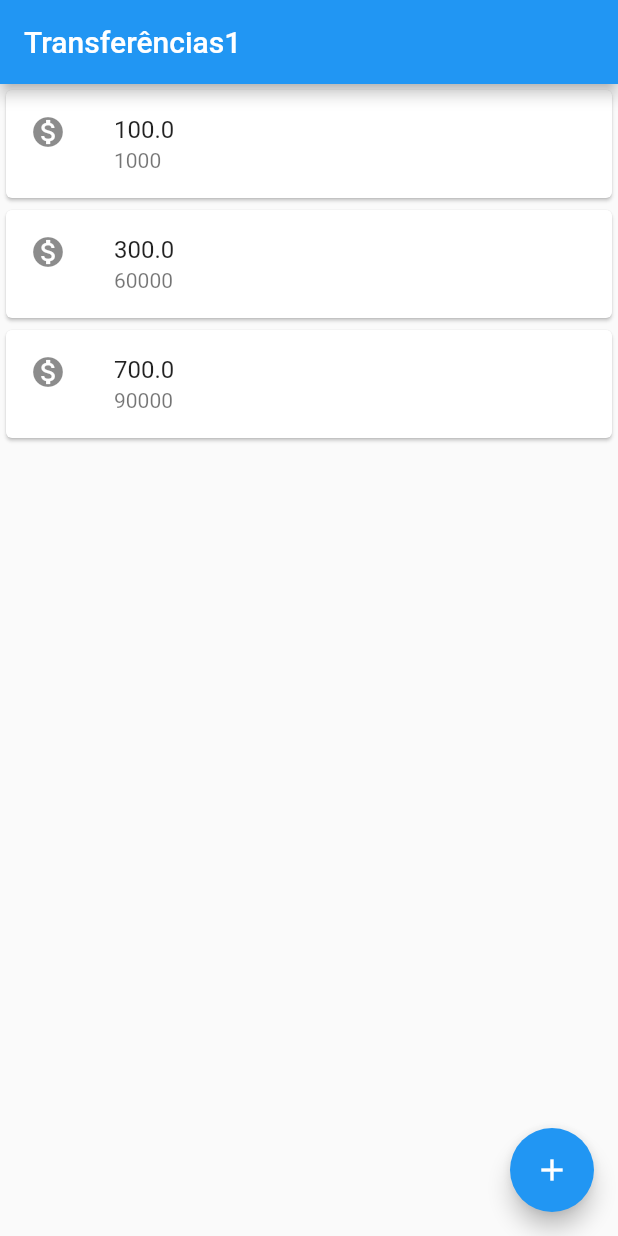
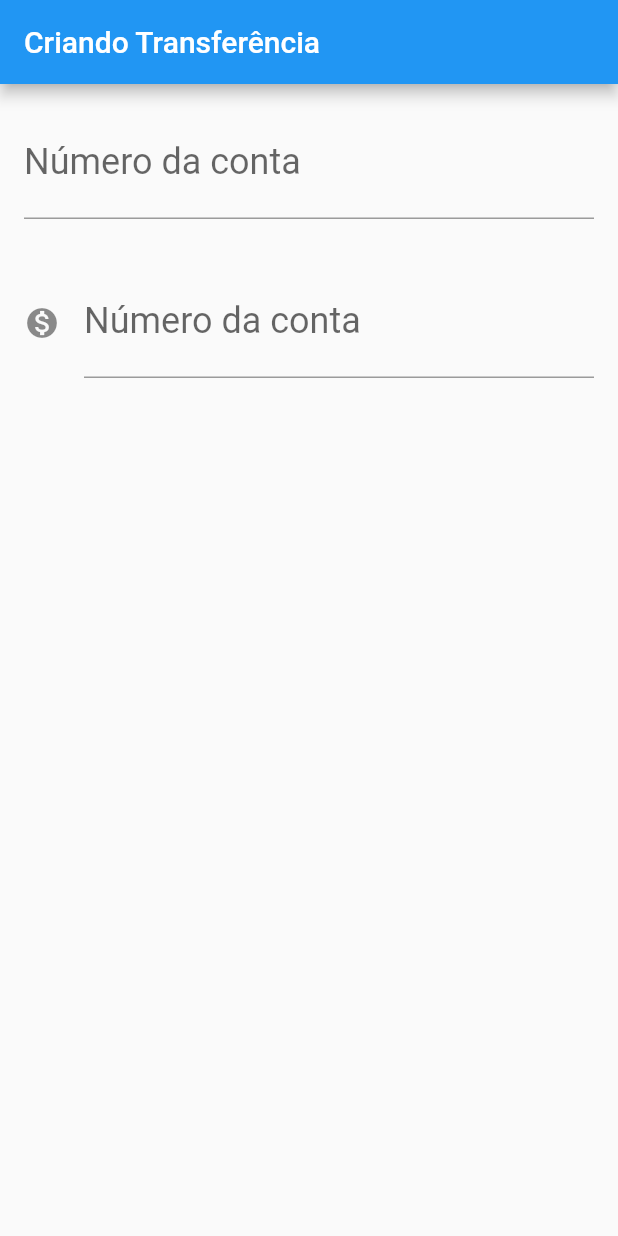
Before and after one commit to gualterapple/bytebankFlutter, a Flutter app: the screen it shows after launch, on a phone screen of 412 x 824 dp. Run offline on Flutter 3.47's test engine with Material 2 defaults, Android fonts, the phone set to English and light mode, and no system bars.

Commit message:
Carrenga aula 3

```diff
--- a/lib/main.dart
+++ b/lib/main.dart
@@ -1,29 +1,81 @@
 import 'package:flutter/material.dart';
 
 void main() => runApp(
-  MaterialApp(
+    BytebankApp()
+);
+
+class BytebankApp extends StatelessWidget {
+  @override
+  Widget build(BuildContext context) {
+    return   MaterialApp(
         home: Scaffold(
-      body: ListaTransferencias(),
-      appBar: AppBar(
-        title: Text('Transferências1'),),
-      floatingActionButton: FloatingActionButton(
-        onPressed: () {  },
-        child: Icon(Icons.add),
-      ),
-    )
+          body: FormularioTranferencia(),
+
         )
     );
+  }
+}
+
+class FormularioTranferencia extends StatelessWidget {
+  @override
+  Widget build(BuildContext context) {
+    return Scaffold(
+      appBar: AppBar(
+        title: Text('Criando Transferência')),
+      body: Column(
+        children: <Widget>[
+          Padding(
+            padding: const EdgeInsets.all(16.0),
+            child: TextField(
+              keyboardType: TextInputType.phone,
+              style: TextStyle(
+                fontSize: 24
+              ),
+              decoration: InputDecoration(
+                labelText: 'Número da conta',
+                hintText: '0000'
+              ),
+            ),
+          ),
+          Padding(
+            padding: const EdgeInsets.all(16.0),
+            child: TextField(
+              keyboardType: TextInputType.number,
+              style: TextStyle(
+                fontSize: 24
+              ),
+              decoration: InputDecoration(
+                icon: Icon(Icons.monetization_on),
+                labelText: 'Número da conta',
+                hintText: '0000'
+              ),
+            ),
+          ),
+          //RaisedButton(onPressed: onPressed),
+        ],
+      )
+      );
+  }
+}
 
 class ListaTransferencias extends StatelessWidget
 {
   @override
   Widget build(BuildContext context) {
-    return Column(
+    return Scaffold(
+      appBar: AppBar(
+        title: Text('Transferências1'),),
+      body: Column(
         children: [
           ItemTransferencia(Transferencia(100.0, 1000)),
           ItemTransferencia(Transferencia(300.0, 60000)),
           ItemTransferencia(Transferencia(700.0, 90000)),
         ],
+      ),
+      floatingActionButton: FloatingActionButton(
+        onPressed: () {  },
+        child: Icon(Icons.add),
+      ),
     );
   }
 }
```
Lines whose indentation alone changed are shown as unchanged.
